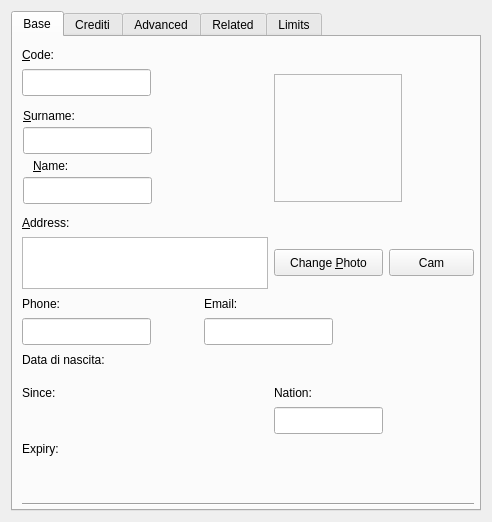
lastprimenumbers/lemonpos, file squeeze/src/ui/editclient_widget.ui: the form before one commit.
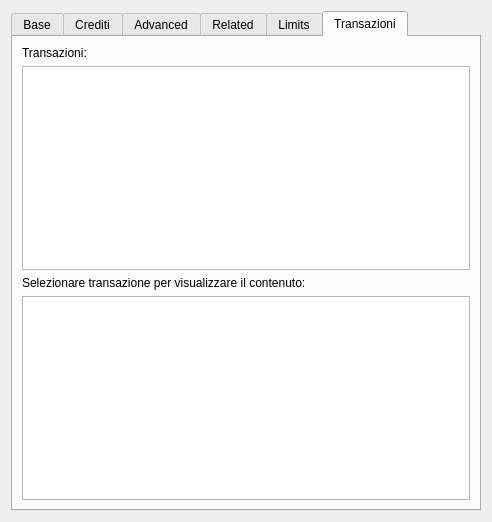
The form after the commit. The open tabs and pages were chosen to show the change. Custom widgets are drawn as their Qt base class.

Commit message: Visualizzazione transazioni in clienteditor

Diff of the .ui file:
```diff
--- a/squeeze/src/ui/editclient_widget.ui
+++ b/squeeze/src/ui/editclient_widget.ui
@@ -742,6 +742,33 @@
        </property>
       </widget>
      </widget>
+     <widget class="QWidget" name="tab_2">
+      <attribute name="title">
+       <string>Transazioni</string>
+      </attribute>
+      <layout class="QVBoxLayout" name="verticalLayout">
+       <item>
+        <widget class="QLabel" name="label">
+         <property name="text">
+          <string>Transazioni:</string>
+         </property>
+        </widget>
+       </item>
+       <item>
+        <widget class="QTableView" name="transView"/>
+       </item>
+       <item>
+        <widget class="QLabel" name="label_2">
+         <property name="text">
+          <string>Selezionare transazione per visualizzare il contenuto:</string>
+         </property>
+        </widget>
+       </item>
+       <item>
+        <widget class="QTableView" name="ticketView"/>
+       </item>
+      </layout>
+     </widget>
     </widget>
    </item>
   </layout>
```
The commit also changes 3 other files.
